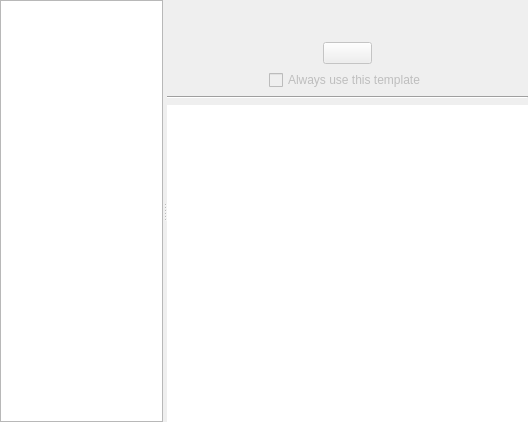
The window that libs/main/koDetailsPaneBase.ui (KDE/krita) describes before a commit, drawn with Qt 5.
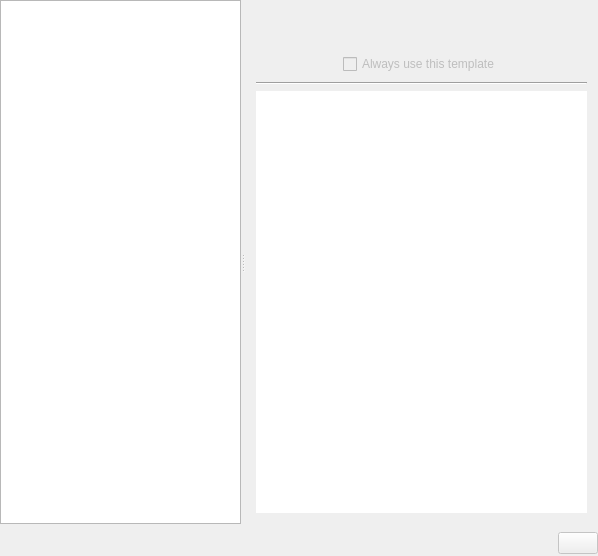
The same window after the commit. Custom widgets are drawn as their Qt base class.

Commit message: Embed the filedialog in the start widget. Move the open button to bottom right in all panes. Also prepare the start widget to handle more then one custom widgets.

```diff
--- a/libs/main/koDetailsPaneBase.ui
+++ b/libs/main/koDetailsPaneBase.ui
@@ -5,17 +5,14 @@
    <rect>
     <x>0</x>
     <y>0</y>
-    <width>528</width>
-    <height>422</height>
+    <width>598</width>
+    <height>556</height>
    </rect>
   </property>
   <property name="windowTitle" >
    <string>DetailsPaneBase</string>
   </property>
-  <layout class="QVBoxLayout" >
-   <property name="spacing" >
-    <number>0</number>
-   </property>
+  <layout class="QGridLayout" >
    <property name="leftMargin" >
     <number>0</number>
    </property>
@@ -28,7 +25,7 @@
    <property name="bottomMargin" >
     <number>0</number>
    </property>
-   <item>
+   <item row="0" column="0" colspan="2" >
     <widget class="QSplitter" name="m_splitter" >
      <property name="orientation" >
       <enum>Qt::Horizontal</enum>
@@ -47,34 +44,9 @@
        <bool>false</bool>
       </property>
      </widget>
-     <widget class="QWidget" name="layout2" >
+     <widget class="QWidget" name="" >
       <layout class="QGridLayout" >
-       <property name="leftMargin" >
-        <number>0</number>
-       </property>
-       <property name="topMargin" >
-        <number>0</number>
-       </property>
-       <property name="rightMargin" >
-        <number>0</number>
-       </property>
-       <property name="bottomMargin" >
-        <number>0</number>
-       </property>
-       <property name="horizontalSpacing" >
-        <number>6</number>
-       </property>
-       <property name="verticalSpacing" >
-        <number>6</number>
-       </property>
-       <item row="5" column="0" colspan="5" >
-        <widget class="KTextBrowser" name="m_detailsLabel" >
-         <property name="frameShape" >
-          <enum>QFrame::NoFrame</enum>
-         </property>
-        </widget>
-       </item>
-       <item row="0" column="0" colspan="5" >
+       <item row="0" column="0" colspan="3" >
         <widget class="QLabel" name="m_previewLabel" >
          <property name="text" >
           <string/>
@@ -84,81 +56,7 @@
          </property>
         </widget>
        </item>
-       <item row="3" column="0" >
-        <spacer>
-         <property name="orientation" >
-          <enum>Qt::Horizontal</enum>
-         </property>
-         <property name="sizeType" >
-          <enum>QSizePolicy::Expanding</enum>
-         </property>
-         <property name="sizeHint" >
-          <size>
-           <width>0</width>
-           <height>20</height>
-          </size>
-         </property>
-        </spacer>
-       </item>
-       <item row="4" column="0" colspan="5" >
-        <widget class="Line" name="line1" >
-         <property name="frameShape" >
-          <enum>QFrame::HLine</enum>
-         </property>
-         <property name="frameShadow" >
-          <enum>QFrame::Sunken</enum>
-         </property>
-         <property name="orientation" >
-          <enum>Qt::Horizontal</enum>
-         </property>
-        </widget>
-       </item>
-       <item row="2" column="2" >
-        <widget class="KPushButton" name="m_openButton" >
-         <property name="enabled" >
-          <bool>false</bool>
-         </property>
-         <property name="text" >
-          <string/>
-         </property>
-         <property name="autoDefault" >
-          <bool>true</bool>
-         </property>
-         <property name="default" >
-          <bool>true</bool>
-         </property>
-        </widget>
-       </item>
-       <item row="3" column="1" colspan="3" >
-        <widget class="QCheckBox" name="m_alwaysUseCheckBox" >
-         <property name="enabled" >
-          <bool>false</bool>
-         </property>
-         <property name="toolTip" >
-          <string>Always use this template at application start up</string>
-         </property>
-         <property name="text" >
-          <string>Always use this template</string>
-         </property>
-        </widget>
-       </item>
-       <item row="3" column="4" >
-        <spacer>
-         <property name="orientation" >
-          <enum>Qt::Horizontal</enum>
-         </property>
-         <property name="sizeType" >
-          <enum>QSizePolicy::Expanding</enum>
-         </property>
-         <property name="sizeHint" >
-          <size>
-           <width>0</width>
-           <height>20</height>
-          </size>
-         </property>
-        </spacer>
-       </item>
-       <item row="1" column="0" colspan="5" >
+       <item row="1" column="0" colspan="3" >
         <widget class="QLabel" name="m_titleLabel" >
          <property name="font" >
           <font>
@@ -179,7 +77,7 @@
          </property>
         </widget>
        </item>
-       <item row="2" column="0" colspan="2" >
+       <item row="2" column="0" >
         <spacer>
          <property name="orientation" >
           <enum>Qt::Horizontal</enum>
@@ -189,13 +87,26 @@
          </property>
          <property name="sizeHint" >
           <size>
-           <width>0</width>
-           <height>20</height>
+           <width>81</width>
+           <height>23</height>
           </size>
          </property>
         </spacer>
        </item>
-       <item row="2" column="3" colspan="2" >
+       <item row="2" column="1" >
+        <widget class="QCheckBox" name="m_alwaysUseCheckBox" >
+         <property name="enabled" >
+          <bool>false</bool>
+         </property>
+         <property name="toolTip" >
+          <string>Always use this template at application start up</string>
+         </property>
+         <property name="text" >
+          <string>Always use this template</string>
+         </property>
+        </widget>
+       </item>
+       <item row="2" column="2" >
         <spacer>
          <property name="orientation" >
           <enum>Qt::Horizontal</enum>
@@ -205,16 +116,68 @@
          </property>
          <property name="sizeHint" >
           <size>
-           <width>0</width>
-           <height>20</height>
+           <width>81</width>
+           <height>23</height>
           </size>
          </property>
         </spacer>
        </item>
+       <item row="3" column="0" colspan="3" >
+        <widget class="Line" name="line1" >
+         <property name="frameShape" >
+          <enum>QFrame::HLine</enum>
+         </property>
+         <property name="frameShadow" >
+          <enum>QFrame::Sunken</enum>
+         </property>
+         <property name="orientation" >
+          <enum>Qt::Horizontal</enum>
+         </property>
+        </widget>
+       </item>
+       <item row="4" column="0" colspan="3" >
+        <widget class="KTextBrowser" name="m_detailsLabel" >
+         <property name="frameShape" >
+          <enum>QFrame::NoFrame</enum>
+         </property>
+        </widget>
+       </item>
       </layout>
      </widget>
     </widget>
    </item>
+   <item row="1" column="0" >
+    <spacer>
+     <property name="orientation" >
+      <enum>Qt::Horizontal</enum>
+     </property>
+     <property name="sizeType" >
+      <enum>QSizePolicy::Expanding</enum>
+     </property>
+     <property name="sizeHint" >
+      <size>
+       <width>461</width>
+       <height>26</height>
+      </size>
+     </property>
+    </spacer>
+   </item>
+   <item row="1" column="1" >
+    <widget class="KPushButton" name="m_openButton" >
+     <property name="enabled" >
+      <bool>false</bool>
+     </property>
+     <property name="text" >
+      <string/>
+     </property>
+     <property name="autoDefault" >
+      <bool>true</bool>
+     </property>
+     <property name="default" >
+      <bool>true</bool>
+     </property>
+    </widget>
+   </item>
   </layout>
  </widget>
  <layoutdefault spacing="6" margin="11" />
```
Left out of the diff: 4 changed lines with no effect on the pictures. The commit also changes 7 other files.
